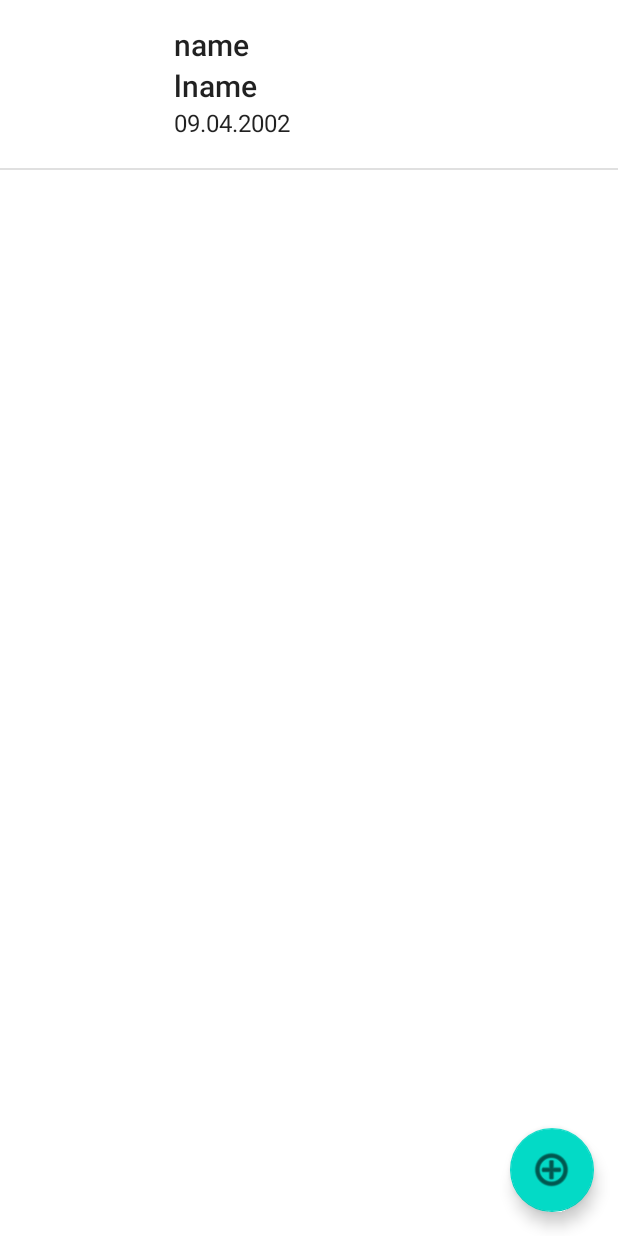
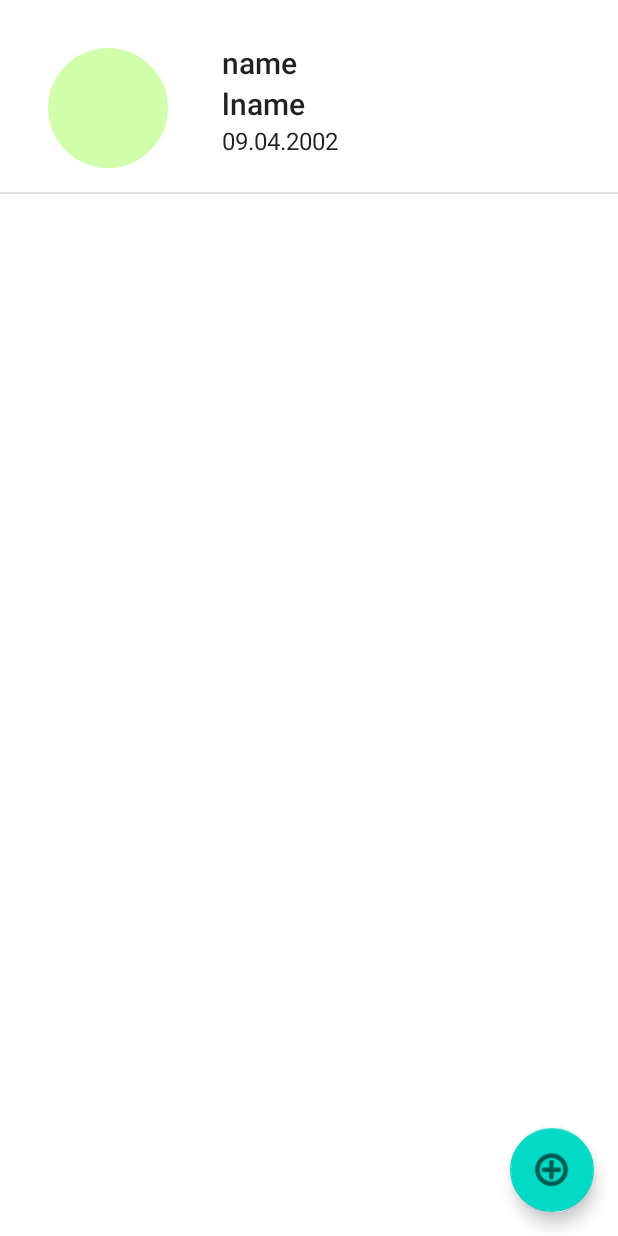
Before and after one commit to unsainted1337/mail, an Android app: the screen it shows after launch (MainActivity), on a phone screen of 412 x 824 dp. Run offline under Robolectric (Android 15) with nearby library versions, the phone set to English and light mode, and no system bars.

```diff
--- a/app/src/main/AndroidManifest.xml
+++ b/app/src/main/AndroidManifest.xml
@@ -9,6 +9,7 @@
         android:roundIcon="@mipmap/ic_launcher_round"
         android:supportsRtl="true"
         android:theme="@style/Theme.MaterialComponents.Light.NoActionBar">
+        <activity android:name=".AddListItem"></activity>
         <activity android:name=".MainActivity">
             <intent-filter>
                 <action android:name="android.intent.action.MAIN" />
--- a/app/src/main/java/com/example/mail/MainActivity.java
+++ b/app/src/main/java/com/example/mail/MainActivity.java
@@ -3,7 +3,9 @@ package com.example.mail;
 import androidx.appcompat.app.AppCompatActivity;
 
 
+import android.content.Intent;
 import android.os.Bundle;
+import android.view.View;
 import android.widget.ListView;
 
 import java.util.ArrayList;
@@ -31,5 +33,9 @@ public class MainActivity extends AppCompatActivity {
       listView.setAdapter(arrAdapter);
     }
 
+    public void add_list_item(View view) {
 
+        Intent intent = new Intent(this,AddListItem.class);
+
+    }
 }
--- a/app/src/main/res/layout/activity_main.xml
+++ b/app/src/main/res/layout/activity_main.xml
@@ -20,7 +20,7 @@
     </ListView>
 
     <com.google.android.material.floatingactionbutton.FloatingActionButton
-        android:id="@+id/floatingActionButton4"
+        android:id="@+id/addList"
         android:layout_width="wrap_content"
         android:layout_height="wrap_content"
         android:layout_marginRight="16dp"
@@ -29,7 +29,8 @@
         app:layout_constraintBottom_toBottomOf="parent"
         app:layout_constraintEnd_toEndOf="parent"
         app:maxImageSize="30dp"
-        app:srcCompat="@android:drawable/ic_menu_add" />
+        app:srcCompat="@android:drawable/ic_menu_add"
+        android:onClick="add_list_item"/>
 
 
 </androidx.constraintlayout.widget.ConstraintLayout>
--- a/app/src/main/res/layout/list_row.xml
+++ b/app/src/main/res/layout/list_row.xml
@@ -1,19 +1,35 @@
 <?xml version="1.0" encoding="utf-8"?>
-<RelativeLayout
-    xmlns:android="http://schemas.android.com/apk/res/android"
+<RelativeLayout xmlns:android="http://schemas.android.com/apk/res/android"
+    xmlns:app="http://schemas.android.com/apk/res-auto"
     android:padding="16dp"
     android:layout_width="match_parent"
     android:layout_height="match_parent">
 
-    <ImageView
+    <com.google.android.material.card.MaterialCardView
+        android:id="@+id/card"
+        android:clickable="true"
+        android:foreground="?android:attr/selectableItemBackground"
+        android:layout_width="80dp"
+        android:layout_height="80dp"
+        android:layout_marginStart="16dp"
+        android:layout_marginTop="16dp"
+        android:layout_marginEnd="16dp"
+        app:cardCornerRadius="68dp"
+        app:cardElevation="0dp"
+       >
+
+        <ImageView
             android:id="@+id/image"
             android:layout_width="80dp"
             android:layout_height="80dp"
-            />
+            android:background="#5476FF03"
+            android:scaleType="centerCrop" />
 
+    </com.google.android.material.card.MaterialCardView>
     <TextView
         android:id="@+id/txtName"
-        android:layout_toRightOf="@id/image"
+        android:layout_marginTop="12dp"
+        android:layout_toRightOf="@id/card"
         android:layout_marginLeft="20dp"
         android:layout_width="wrap_content"
         android:layout_height="wrap_content"
@@ -23,7 +39,7 @@
 
     <TextView
         android:id="@+id/txtLName"
-        android:layout_toRightOf="@id/image"
+        android:layout_toRightOf="@id/card"
         android:layout_marginLeft="20dp"
         android:layout_width="wrap_content"
         android:layout_height="wrap_content"
@@ -34,7 +50,7 @@
 
     <TextView
         android:id="@+id/txtBirthday"
-        android:layout_toRightOf="@id/image"
+        android:layout_toRightOf="@id/card"
         android:layout_marginLeft="20dp"
         android:layout_width="wrap_content"
         android:layout_height="wrap_content"
--- a/app/src/main/res/values/strings.xml
+++ b/app/src/main/res/values/strings.xml
@@ -1,3 +1,6 @@
 <resources>
     <string name="app_name">mail</string>
+    <string name="input_name">Введите имя</string>
+    <string name="input_Lname">Введите фамилию</string>
+    <string name="input_birthday">Введите дату рождения</string>
 </resources>
```
